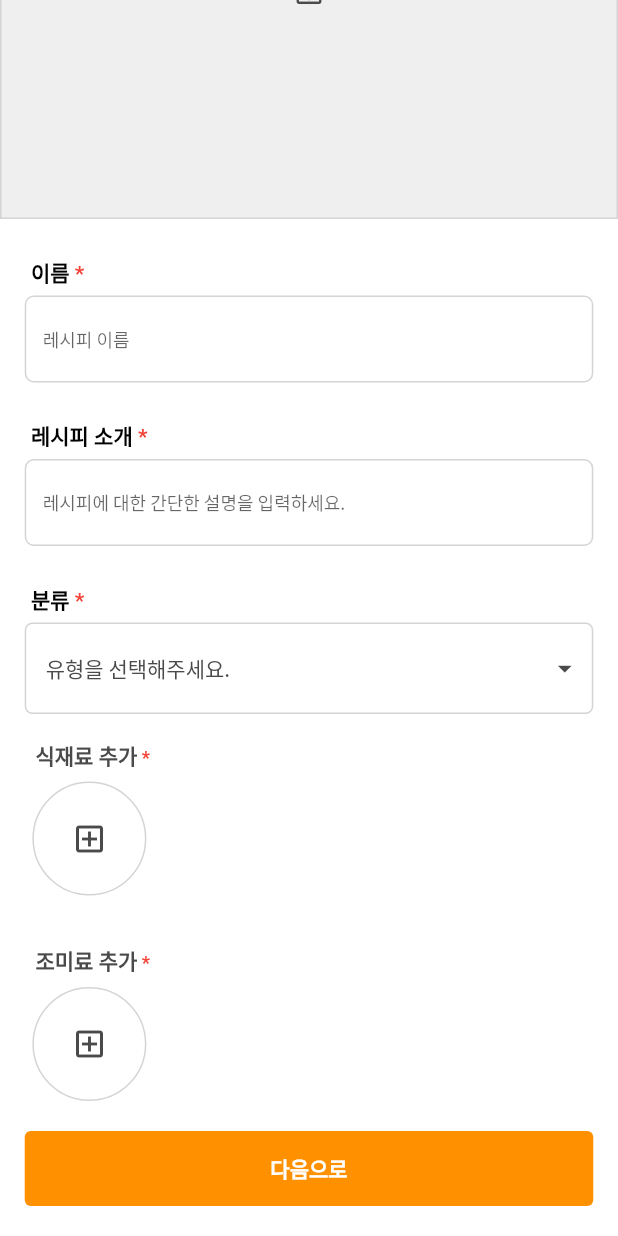
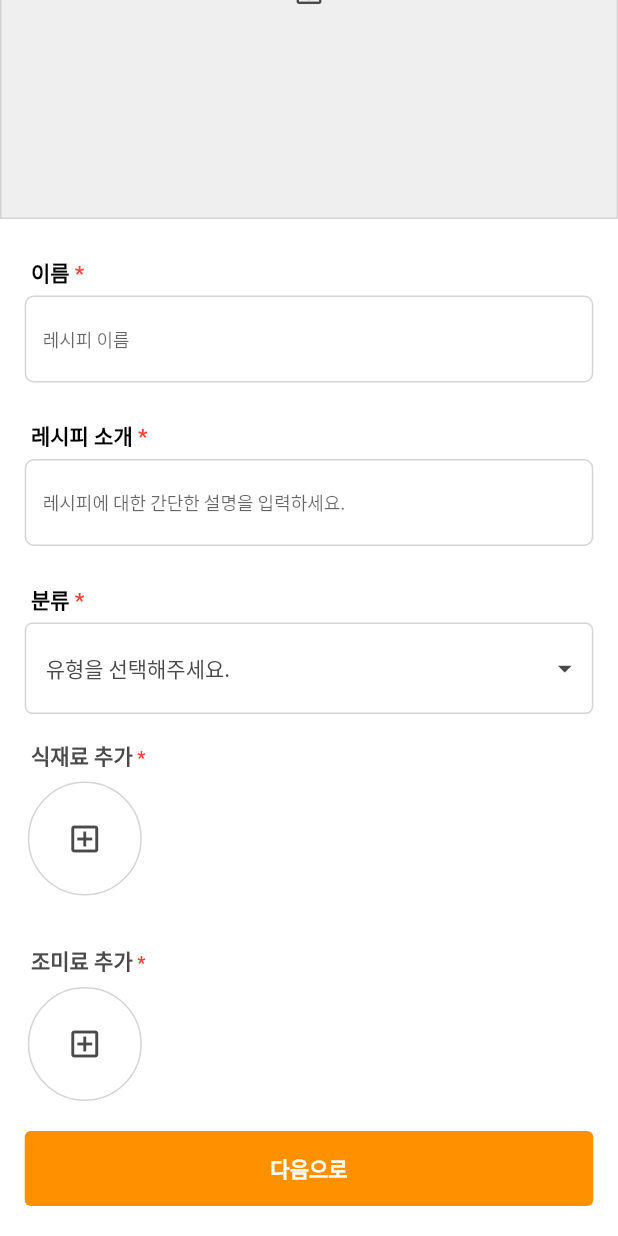
Before and after one commit to sunha12/refrigerator_recipe, a Flutter app: the RecipeRegistrationPage screen opened directly, scrolled down 210 dp, on a phone screen of 412 x 824 dp. Run offline on Flutter 3.47's test engine with Material 2 defaults, Android fonts, the phone set to English and light mode, and no system bars; our stand-ins replace device_info_plus, device_preview, flutter_svg, get, shared_preferences, table_calendar; missing offline and left inert: moment_dart; accounts and stored records are empty; project files that could hold a hidden picture were left out.

Commit message:
24.02.04 jeongwoon update1

```diff
--- a/lib/screens/mypage_recipe_registration_screens.dart
+++ b/lib/screens/mypage_recipe_registration_screens.dart
@@ -173,7 +173,8 @@
                 ),
                 //재료 추가
                 Row(
-                  mainAxisAlignment: MainAxisAlignment.center,
+                  mainAxisAlignment:
+                      MainAxisAlignment.start, // 메인 축을 시작 부분으로 정렬
                   crossAxisAlignment: CrossAxisAlignment.center,
                   children: [
                     IngredientAddButtonWidgets(
@@ -194,10 +195,10 @@
                         );
                       },
                     ),
-                    Padding(
+                    Expanded(
+                      child: Padding(
                         padding: const EdgeInsets.only(top: 40),
                         child: Container(
-                        width: MediaWidth(context, 0.70),
                           height: 70,
                           child: GridView.builder(
                             physics: ScrollPhysics(),
@@ -215,9 +216,7 @@
                               return Container(
                                 width: 30,
                                 height: 30,
-                              // child: Image.network(
                                 child: Image.asset(
-                                // 'https://api.gooodall.com/files/${widget.images}',
                                   data['file_nm'],
                                   fit: BoxFit.fitHeight,
                                   width: 30,
@@ -227,13 +226,15 @@
                             },
                           ),
                         ),
-                    )
+                      ),
+                    ),
                   ],
                 ),
+
                 SizedBox(height: 16.0),
                 //조미료 추가
                 Row(
-                  mainAxisAlignment: MainAxisAlignment.center,
+                  mainAxisAlignment: MainAxisAlignment.start,
                   crossAxisAlignment: CrossAxisAlignment.center,
                   children: [
                     IngredientAddButtonWidgets(
@@ -254,10 +255,10 @@
                         );
                       },
                     ),
-                    Padding(
+                    Expanded(
+                      child: Padding(
                         padding: const EdgeInsets.only(top: 40),
                         child: Container(
-                        width: MediaWidth(context, 0.70),
                           height: 70,
                           child: GridView.builder(
                             physics: ScrollPhysics(),
@@ -267,14 +268,13 @@
                               crossAxisCount: 6,
                               childAspectRatio: 1.5,
                             ),
-                          itemCount: ingredientDate.condimentDate.value.length,
+                            itemCount:
+                                ingredientDate.condimentDate.value.length,
                             itemBuilder: (context, index) {
                               return Container(
                                 width: 30,
                                 height: 30,
-                              // child: Image.network(
                                 child: Image.asset(
-                                // 'https://api.gooodall.com/files/${widget.images}',
                                   ingredientDate.condimentDate.value[index]
                                       ['file_nm'],
                                   fit: BoxFit.fitHeight,
@@ -285,9 +285,11 @@
                             },
                           ),
                         ),
-                    )
+                      ),
+                    ),
                   ],
                 ),
+
                 Padding(
                   padding: const EdgeInsets.symmetric(vertical: 20),
                   child: LongButtonWidgets(
@@ -324,8 +326,11 @@
               ),
             ),
           ),
+          child: SingleChildScrollView(
+            // SingleChildScrollView 추가
             child: Column(
-          mainAxisSize: MainAxisSize.min,
+              mainAxisSize:
+                  MainAxisSize.min, // 스크롤 가능한 내용에는 MainAxisSize.min이 적합
               crossAxisAlignment: CrossAxisAlignment.start,
               children: <Widget>[
                 Row(
@@ -389,6 +394,6 @@
               ],
             ),
           ),
-    );
+        ));
   }
 }
```
Lines whose indentation alone changed are shown as unchanged.
